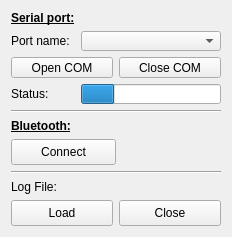
Old version of the form ui/w_config.ui in the repository johnbatzer18/biomech_flexsea-plan.
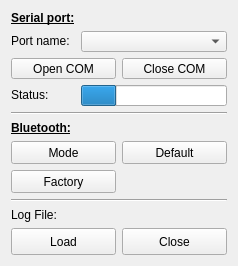
New version of the form.

Commit message: Adding Bluetooth config. So far I can enter & exit Command mode.

```diff
--- a/ui/w_config.ui
+++ b/ui/w_config.ui
@@ -6,8 +6,8 @@
    <rect>
     <x>0</x>
     <y>0</y>
-    <width>230</width>
-    <height>237</height>
+    <width>238</width>
+    <height>266</height>
    </rect>
   </property>
   <property name="sizePolicy">
@@ -209,20 +209,54 @@
      <item>
       <layout class="QGridLayout" name="gridLayout_5">
        <item row="1" column="1">
-        <spacer name="horizontalSpacer_5">
-         <property name="orientation">
-          <enum>Qt::Horizontal</enum>
+        <widget class="QPushButton" name="pbBTdefault">
+         <property name="sizePolicy">
+          <sizepolicy hsizetype="Expanding" vsizetype="Expanding">
+           <horstretch>0</horstretch>
+           <verstretch>0</verstretch>
+          </sizepolicy>
          </property>
-         <property name="sizeType">
-          <enum>QSizePolicy::Expanding</enum>
+         <property name="minimumSize">
+          <size>
+           <width>105</width>
+           <height>23</height>
+          </size>
          </property>
-         <property name="sizeHint" stdset="0">
+         <property name="maximumSize">
           <size>
-           <width>100</width>
-           <height>20</height>
+           <width>16777215</width>
+           <height>150</height>
           </size>
          </property>
-        </spacer>
+         <property name="text">
+          <string>Default</string>
+         </property>
+        </widget>
+       </item>
+       <item row="2" column="0">
+        <widget class="QPushButton" name="pbBTfactory">
+         <property name="sizePolicy">
+          <sizepolicy hsizetype="Expanding" vsizetype="Expanding">
+           <horstretch>0</horstretch>
+           <verstretch>0</verstretch>
+          </sizepolicy>
+         </property>
+         <property name="minimumSize">
+          <size>
+           <width>105</width>
+           <height>23</height>
+          </size>
+         </property>
+         <property name="maximumSize">
+          <size>
+           <width>16777215</width>
+           <height>150</height>
+          </size>
+         </property>
+         <property name="text">
+          <string>Factory</string>
+         </property>
+        </widget>
        </item>
        <item row="1" column="0">
         <widget class="QPushButton" name="pushButtonBTCon">
@@ -234,8 +268,8 @@
          </property>
          <property name="minimumSize">
           <size>
-           <width>100</width>
-           <height>20</height>
+           <width>105</width>
+           <height>23</height>
           </size>
          </property>
          <property name="maximumSize">
@@ -245,7 +279,7 @@
           </size>
          </property>
          <property name="text">
-          <string>Connect</string>
+          <string>Mode</string>
          </property>
         </widget>
        </item>
```
Left out of the diff: 4 changed lines with no effect on the pictures. The commit also changes 3 other files.
